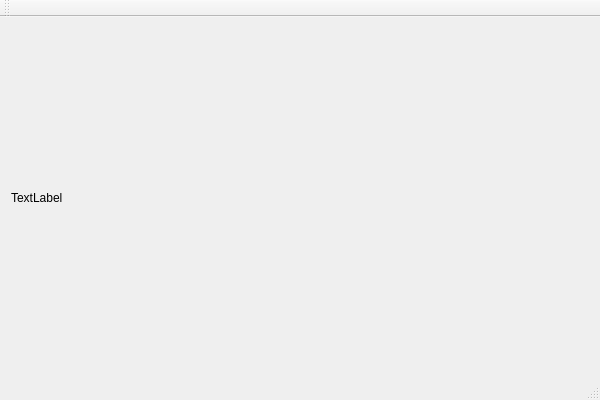
First picture: the form in EnviroControl/MainWindow/MainWindow.ui, repository arpadkov/EnviroControl, before the edit.
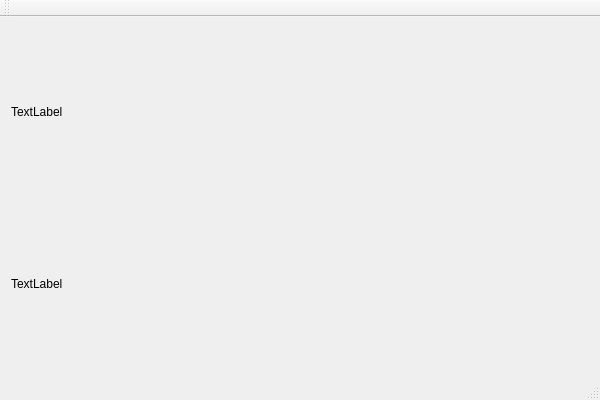
Second picture: the form after the edit.

Commit message: Add basic display for WeatherData on MainWin

What changed in the file:
```diff
--- a/EnviroControl/MainWindow/MainWindow.ui
+++ b/EnviroControl/MainWindow/MainWindow.ui
@@ -22,6 +22,13 @@
       </property>
      </widget>
     </item>
+    <item>
+     <widget class="QLabel" name="_weather_station_label">
+      <property name="text">
+       <string>TextLabel</string>
+      </property>
+     </widget>
+    </item>
     <item>
      <layout class="QVBoxLayout" name="_manual_ctrl_layout"/>
     </item>
```
The commit also changes 4 other files.
